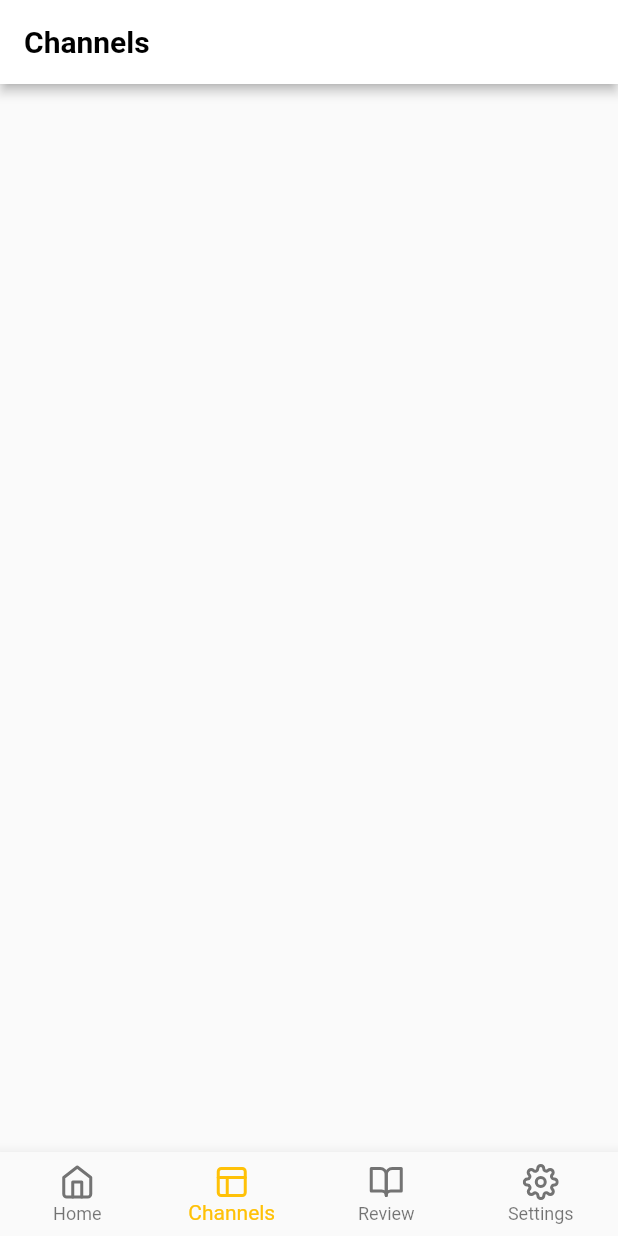
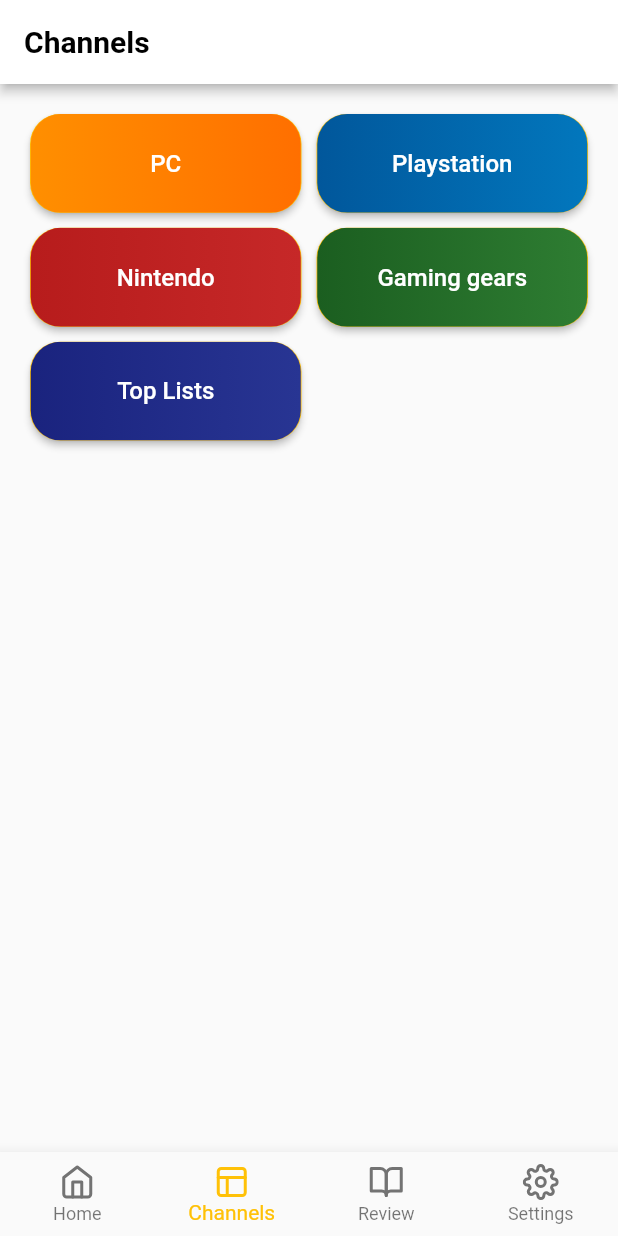
Before and after one commit to aisy/flutter-web-learn, a Flutter app: the screen it shows after launch, item 2 of the bottom bar chosen, on a phone screen of 412 x 824 dp. Run offline on Flutter 3.47's test engine with Material 2 defaults, Android fonts, the phone set to English and light mode, and no system bars; our stand-ins replace carousel_slider, flutter_feather_icons; network calls fail.

Commit message:
use a tag category widget in channles screen

```diff
--- a/lib/screens/channels.dart
+++ b/lib/screens/channels.dart
@@ -1,5 +1,6 @@
 import 'package:flutter/material.dart';
 import 'package:flutter_application_1/widgets/appBar.dart';
+import 'package:flutter_application_1/widgets/categoryTag.dart';
 
 class ChannelsScreen extends StatefulWidget {
   @override
@@ -10,8 +11,45 @@ class _ChannelsScreenState extends State<ChannelsScreen> {
   @override
   Widget build(BuildContext context) {
     return Scaffold(
-        appBar: AppBarWidget(
-      title: "Channels",
-    ));
+      appBar: AppBarWidget(
+        title: "Channels",
+      ),
+      body: Container(
+        child: GridView.count(
+          primary: false,
+          padding: const EdgeInsets.all(20.0),
+          crossAxisSpacing: 10,
+          mainAxisSpacing: 10,
+          crossAxisCount: 2,
+          childAspectRatio: MediaQuery.of(context).size.height / 300,
+          children: <Widget>[
+            CategoryTagWidget(
+              textColor: Colors.white,
+              textButton: "PC",
+            ),
+            CategoryTagWidget(
+              textColor: Colors.white,
+              textButton: "Playstation",
+              gradientColor: [Colors.lightBlue[900], Colors.lightBlue[800]],
+            ),
+            CategoryTagWidget(
+              textColor: Colors.white,
+              textButton: "Nintendo",
+              gradientColor: [Colors.red[900], Colors.red[800]],
+            ),
+            CategoryTagWidget(
+              textColor: Colors.white,
+              textButton: "Gaming gears",
+              gradientColor: [Colors.green[900], Colors.green[800]],
+            ),
+            CategoryTagWidget(
+              textColor: Colors.white,
+              textButton: "Top Lists",
+              gradientColor: [Colors.indigo[900], Colors.indigo[800]],
+            ),
+          ],
+        ),
+      ),
+    );
   }
 }
```
